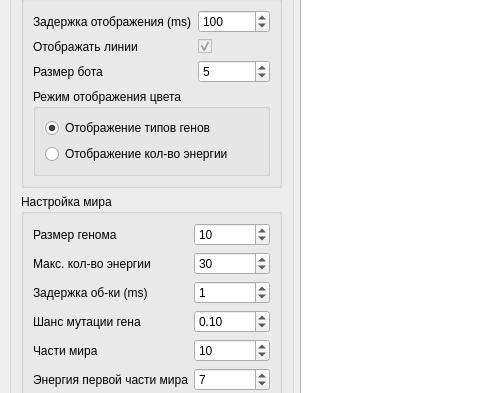
First picture: the form in mainwindow.ui, repository TomasGlgg/QGenetic, before the edit; both pictures show x 0 to 480 and y 141 to 534 of the 1000 by 675 pixel window.
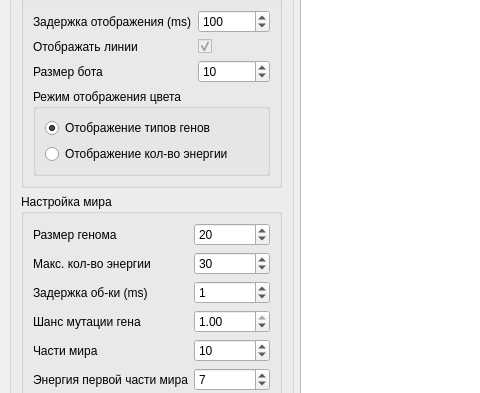
Second picture: the form after the edit. Custom widgets are drawn as their Qt base class.

```diff
--- a/mainwindow.ui
+++ b/mainwindow.ui
@@ -134,7 +134,7 @@
              <number>1</number>
             </property>
             <property name="value">
-             <number>5</number>
+             <number>10</number>
             </property>
            </widget>
           </item>
@@ -204,7 +204,7 @@
              <number>1</number>
             </property>
             <property name="value">
-             <number>10</number>
+             <number>20</number>
             </property>
            </widget>
           </item>
@@ -270,7 +270,7 @@
              <double>0.010000000000000</double>
             </property>
             <property name="value">
-             <double>0.100000000000000</double>
+             <double>1.000000000000000</double>
             </property>
            </widget>
           </item>
```
Left out of the diff: 9 changed lines with no effect on the pictures.
